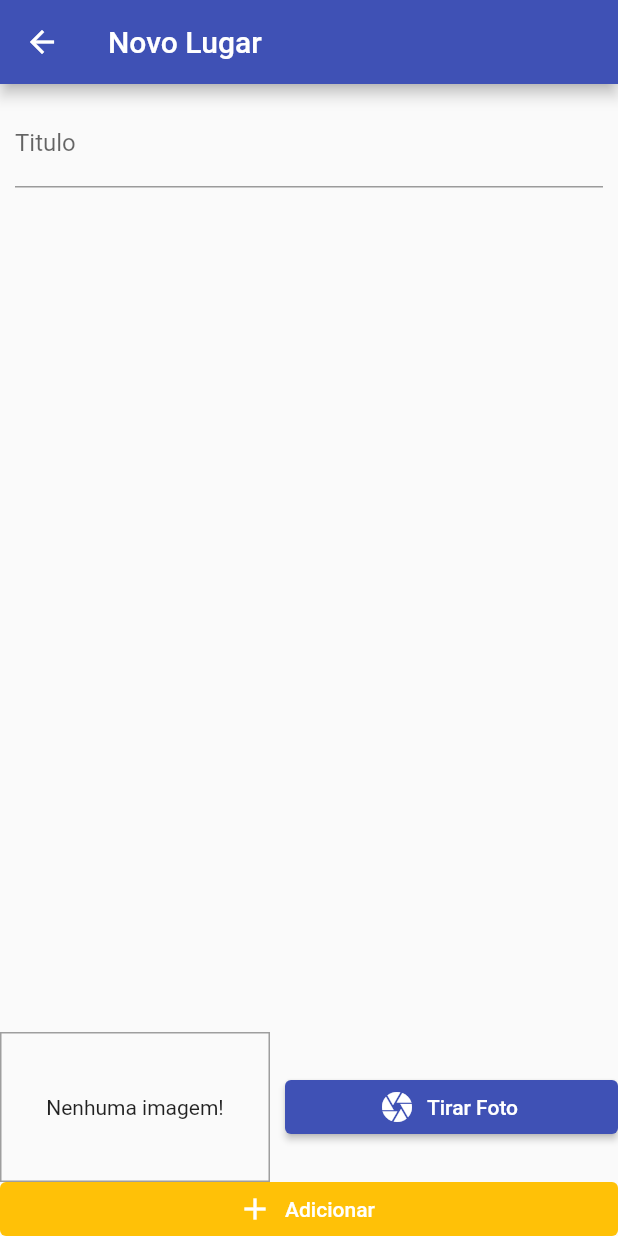
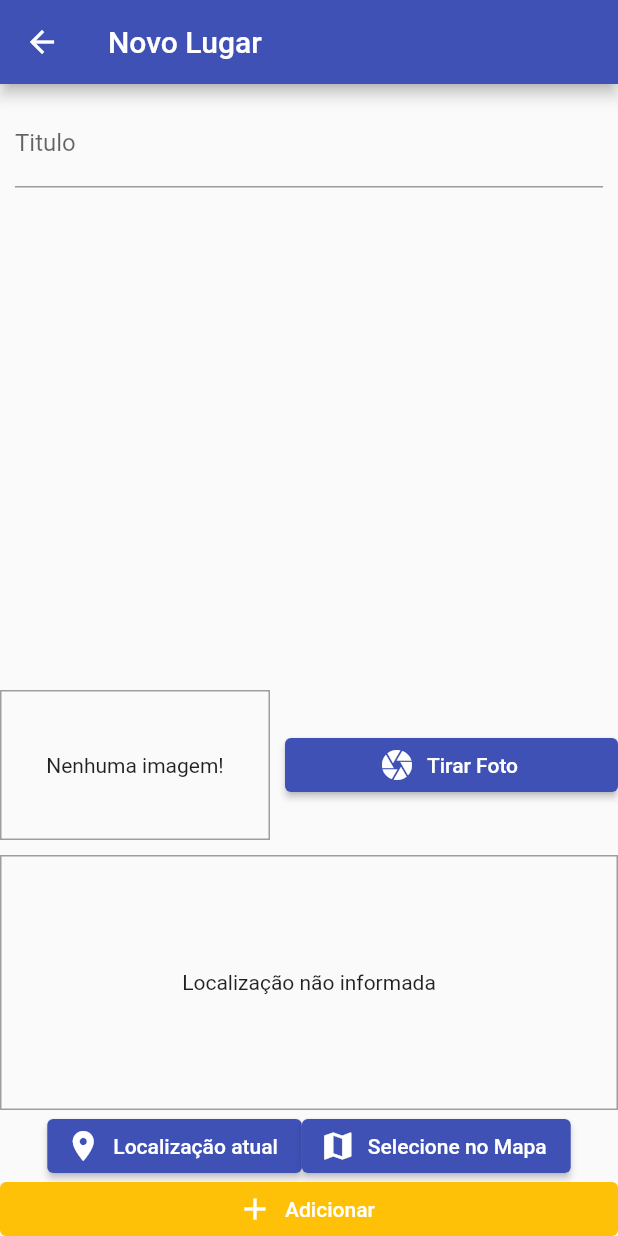
Before and after one commit to richardborgesdev/flutter-cod3r-great-places, a Flutter app: the PlaceFormScreen screen opened by its route, on a phone screen of 412 x 824 dp. Run offline on Flutter 3.47's test engine with Material 2 defaults, Android fonts, the phone set to English and light mode, and no system bars; our stand-ins replace image_picker, sqflite; accounts and stored records are empty.

Commit message:
chore: create location input widget

```diff
--- a/lib/screens/place_form_screen.dart
+++ b/lib/screens/place_form_screen.dart
@@ -3,6 +3,7 @@
 import 'package:flutter/material.dart';
 import 'package:greate_places/providers/greate_places.dart';
 import 'package:greate_places/widgets/image_input.dart';
+import 'package:greate_places/widgets/location_input.dart';
 import 'package:provider/provider.dart';
 
 class PlaceFormScreen extends StatefulWidget {
@@ -66,6 +67,10 @@
             height: 10,
           ),
           ImageInput(this._selectImage),
+          SizedBox(
+            height: 10,
+          ),
+          LocationInput(),
           ElevatedButton.icon(
             onPressed: _subimitForm,
             icon: const Icon(Icons.add),
--- /dev/null
+++ b/lib/widgets/location_input.dart
@@ -0,0 +1,53 @@
+import 'package:flutter/material.dart';
+
+class LocationInput extends StatefulWidget {
+  const LocationInput({super.key});
+
+  @override
+  State<LocationInput> createState() => _LocationInputState();
+}
+
+class _LocationInputState extends State<LocationInput> {
+  String _previewImageUrl = '';
+
+  @override
+  Widget build(BuildContext context) {
+    return Column(
+      children: [
+        Container(
+          height: 170,
+          width: double.infinity,
+          alignment: Alignment.center,
+          decoration: BoxDecoration(
+            border: Border.all(
+              width: 1,
+              color: Colors.grey,
+            ),
+          ),
+          child: _previewImageUrl.isEmpty
+              ? Text('Localização não informada')
+              : Image.network(
+                  _previewImageUrl,
+                  fit: BoxFit.cover,
+                  width: double.infinity,
+                ),
+        ),
+        Row(
+          mainAxisAlignment: MainAxisAlignment.center,
+          children: [
+            ElevatedButton.icon(
+              onPressed: () {},
+              icon: const Icon(Icons.location_on),
+              label: const Text('Localização atual'),
+            ),
+            ElevatedButton.icon(
+              onPressed: () {},
+              icon: const Icon(Icons.map),
+              label: const Text('Selecione no Mapa'),
+            ),
+          ],
+        )
+      ],
+    );
+  }
+}
--- a/pubspec.yaml
+++ b/pubspec.yaml
@@ -41,6 +41,7 @@
   path_provider: ^2.0.12
   path: ^1.8.3
   sqflite: ^2.2.4+1
+  location: ^4.4.0
 
 dev_dependencies:
   flutter_test:
```
Also changed, not shown: pubspec.lock, 2 other files.
